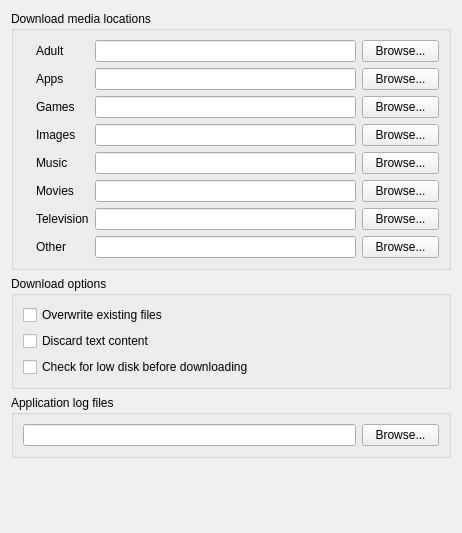
The window that gui/filesystem.ui (ensisoft/newsflash-plus) describes before a commit, drawn with Qt 5.
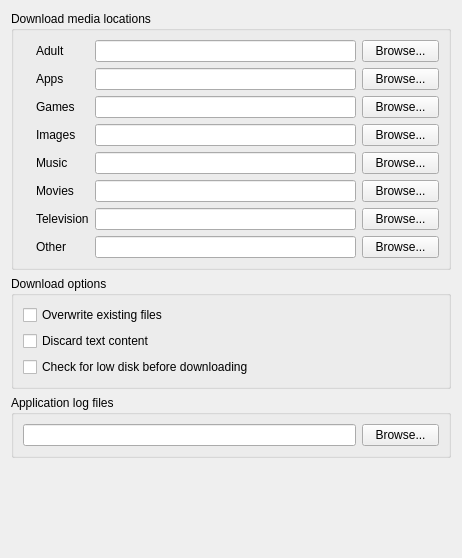
The same window after the commit. Icons and pictures are not drawn.

Commit message:
Fix button name for automatic signal connection
Fix button name for automatic signal connection.

The edit to the form file:
```diff
--- a/gui/filesystem.ui
+++ b/gui/filesystem.ui
@@ -7,7 +7,7 @@
     <x>0</x>
     <y>0</y>
     <width>462</width>
-    <height>533</height>
+    <height>558</height>
    </rect>
   </property>
   <property name="windowTitle">
```
Left out of the diff: 4 changed lines with no effect on the pictures.
